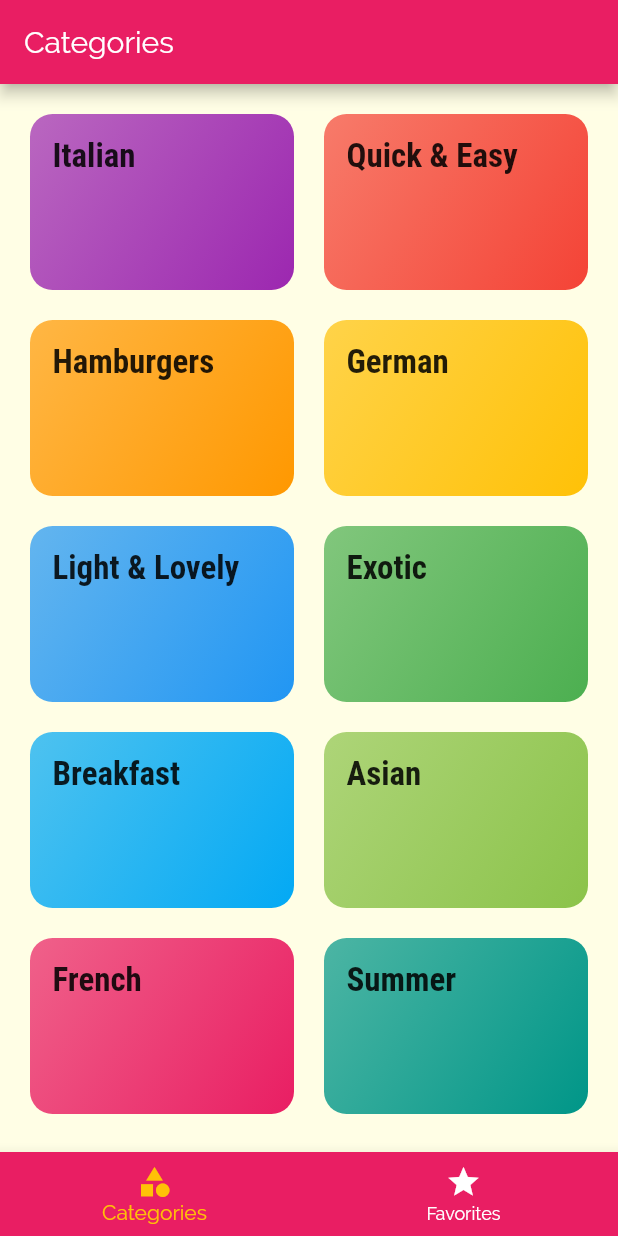
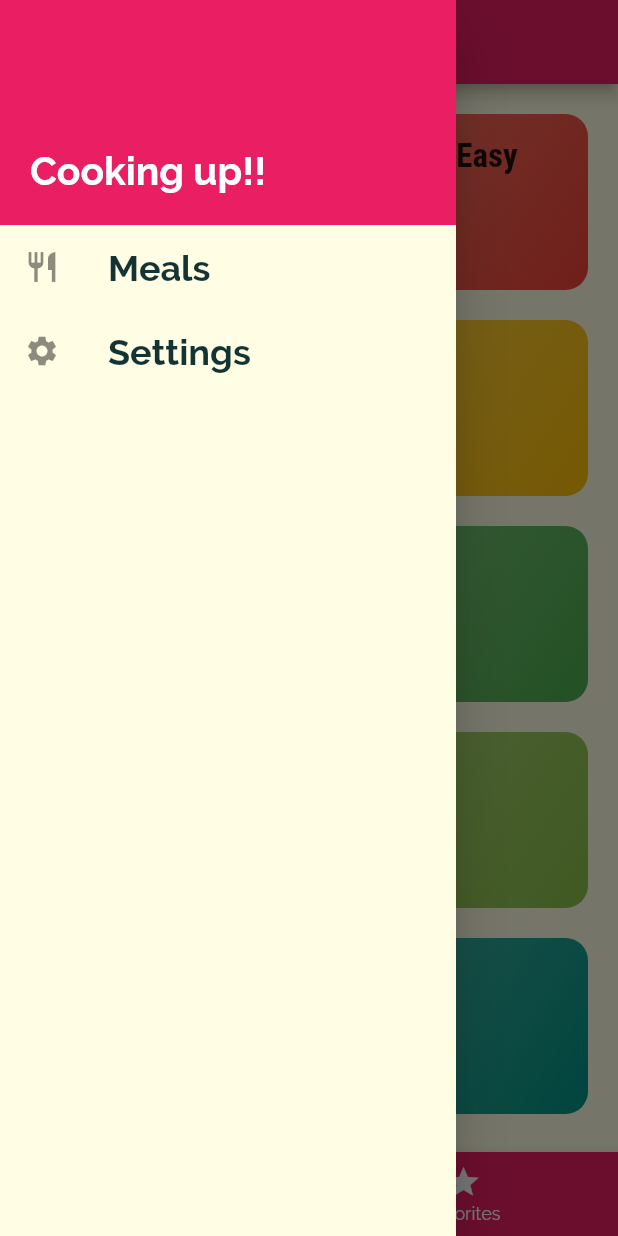
Before and after one commit to rehan-sattar/meals-app-flutter, a Flutter app: the screen it shows after launch, with the side drawer open (before the commit the screen has no drawer), on a phone screen of 412 x 824 dp. Run offline on Flutter 3.47's test engine with Material 2 defaults, Android fonts, the phone set to English and light mode, and no system bars.

Commit message:
✨ - add drawer & screen for filters

```diff
--- a/lib/main.dart
+++ b/lib/main.dart
@@ -1,7 +1,8 @@
 import 'package:flutter/material.dart';
+
+import './screens/filters_screen.dart';
 import './screens/tabs_screen.dart';
 import './screens/category_meals_screen.dart';
-import './screens/categories_screen.dart';
 import './screens/meal_detail_screen.dart';
 
 void main() => runApp(MyApp());
@@ -30,6 +31,7 @@ class MyApp extends StatelessWidget {
         '/': (ctx) => TabsScreen(),
         CategoryMealsScreen.routeName: (ctx) => CategoryMealsScreen(),
         MealDetailScreen.routeName: (ctx) => MealDetailScreen(),
+        FiltersScreen.routeName: (ctx) => FiltersScreen()
       },
 
       /// [onGenerateRoute] is not helpful in this case but in many casesz
--- /dev/null
+++ b/lib/screens/filters_screen.dart
@@ -0,0 +1,17 @@
+import 'package:flutter/material.dart';
+
+import '../widgets/main_drawer.dart';
+
+class FiltersScreen extends StatelessWidget {
+  const FiltersScreen({Key key}) : super(key: key);
+  static const routeName = '/filters';
+  @override
+  Widget build(BuildContext context) {
+    return Scaffold(
+      appBar: AppBar(
+        title: Text('Filters'),
+      ),
+      drawer: MainDrawer(),
+    );
+  }
+}
--- a/lib/screens/tabs_screen.dart
+++ b/lib/screens/tabs_screen.dart
@@ -2,6 +2,7 @@ import 'package:flutter/material.dart';
 
 import './favorites_screen.dart';
 import './categories_screen.dart';
+import '../widgets/main_drawer.dart';
 
 class TabsScreen extends StatefulWidget {
   TabsScreen({Key key}) : super(key: key);
@@ -29,6 +30,7 @@ class _TabsScreenState extends State<TabsScreen> {
       appBar: AppBar(
         title: Text(_pages[_selectedIndex]["title"]),
       ),
+      drawer: MainDrawer(),
       body: _pages[_selectedIndex]["screen"],
       bottomNavigationBar: BottomNavigationBar(
         backgroundColor: Theme.of(context).primaryColor,
--- /dev/null
+++ b/lib/widgets/main_drawer.dart
@@ -0,0 +1,51 @@
+import 'package:flutter/material.dart';
+import '../screens/filters_screen.dart';
+
+class MainDrawer extends StatelessWidget {
+  const MainDrawer({Key key}) : super(key: key);
+
+  Widget buildListTile(IconData icon, String text, Function onTap) {
+    return ListTile(
+      leading: Icon(icon, size: 24),
+      title: Text(
+        text,
+        style: TextStyle(
+          fontSize: 24,
+          fontWeight: FontWeight.bold,
+        ),
+      ),
+      onTap: onTap,
+    );
+  }
+
+  @override
+  Widget build(BuildContext context) {
+    return Drawer(
+      child: Column(
+        children: <Widget>[
+          Container(
+            alignment: Alignment.bottomLeft,
+            height: 150,
+            width: double.infinity,
+            padding: EdgeInsets.all(20),
+            color: Theme.of(context).primaryColor,
+            child: Text(
+              'Cooking up!!',
+              style: TextStyle(
+                color: Colors.white,
+                fontSize: 26,
+                fontWeight: FontWeight.bold,
+              ),
+            ),
+          ),
+          buildListTile(Icons.restaurant, 'Meals', () {
+            Navigator.pushNamed(context, '/');
+          }),
+          buildListTile(Icons.settings, 'Settings', () {
+            Navigator.pushReplacementNamed(context, FiltersScreen.routeName);
+          })
+        ],
+      ),
+    );
+  }
+}
```
